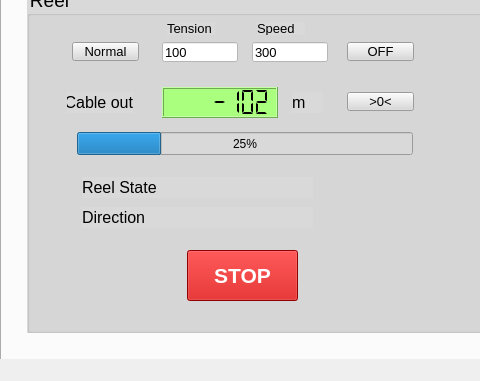
The window that window_view.ui (11110110011/QuadPoleUI) describes before a commit, drawn with Qt 5; both pictures show x 0 to 480 and y 319 to 700 of the 1100 by 700 pixel window.
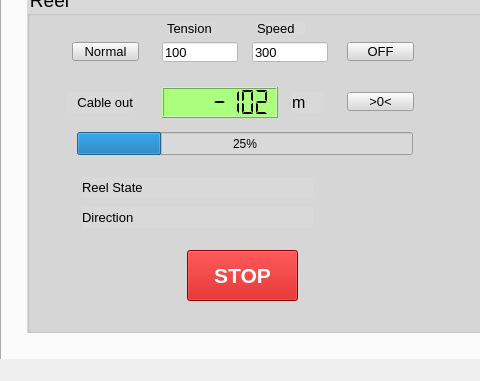
The same window after the commit. Custom widgets are drawn as their Qt base class.

```diff
--- a/window_view.ui
+++ b/window_view.ui
@@ -418,7 +418,7 @@
        </property>
        <property name="font">
         <font>
-         <pointsize>12</pointsize>
+         <pointsize>10</pointsize>
         </font>
        </property>
        <property name="text">
@@ -497,7 +497,7 @@
        </property>
        <property name="font">
         <font>
-         <pointsize>12</pointsize>
+         <pointsize>10</pointsize>
         </font>
        </property>
        <property name="text">
@@ -518,7 +518,7 @@
        </property>
        <property name="font">
         <font>
-         <pointsize>12</pointsize>
+         <pointsize>10</pointsize>
         </font>
        </property>
        <property name="text">
```
